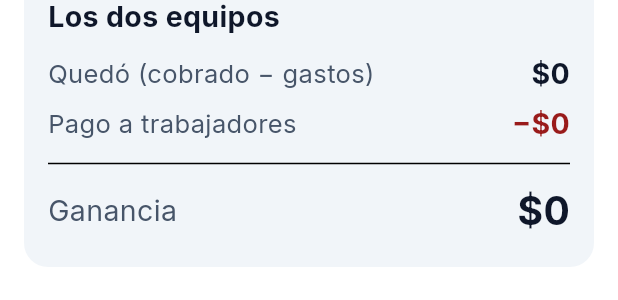
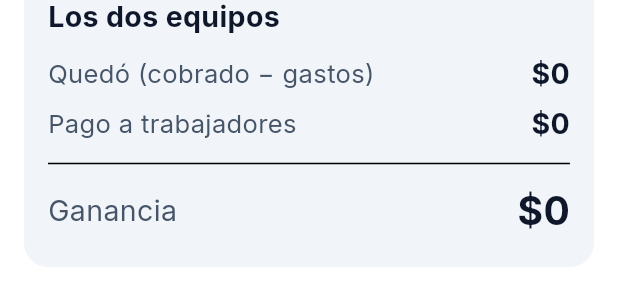
Before and after one commit to HeilamAP/herreria-app-mobile, a Flutter app: the AdminInicioScreen widget shown alone on an empty page, opened directly, scrolled down 205 dp, on a phone screen of 412 x 824 dp. Shown: the part 933-1233 px from the top of the screen. Run offline on Flutter 3.47's test engine with Material 3 defaults, Android fonts, the phone set to English and light mode, and no system bars; our stand-ins replace google_fonts, image_picker, share_plus, shared_preferences; accounts and stored records are empty.

Commit message:
"Pago a trabajadores" muestra $0 sin signo cuando no hay pagos
En Inicio del administrador decía "−$0". Ahora dice "$0" en color
normal; con pagos sigue saliendo "−$X" en rojo. En Reportes ya decía
"$0" pero en rojo: ahora también en color normal.

Co-Authored-By: Claude Opus 5.5 <noreply@anthropic.com>

```diff
--- a/lib/screens/admin_inicio_screen.dart
+++ b/lib/screens/admin_inicio_screen.dart
@@ -82,7 +82,8 @@ class _AdminInicioScreenState extends State<AdminInicioScreen> {
                   Text('Los dos equipos', style: TextStyle(fontSize: 19, fontWeight: FontWeight.w700, color: EC.texto)),
                   const SizedBox(height: 8),
                   _linea('Quedó (cobrado − gastos)', dinero(totalQuedo), color: totalQuedo < 0 ? EC.peligroTexto : null),
-                  _linea('Pago a trabajadores', '−${dinero(nomina)}', color: EC.peligroTexto),
+                  _linea('Pago a trabajadores', nomina > 0 ? '−${dinero(nomina)}' : dinero(0),
+                      color: nomina > 0 ? EC.peligroTexto : null),
                   const Divider(height: 20),
                   _linea('Ganancia', dinero(totalQuedo - nomina),
                       grande: true, color: totalQuedo - nomina < 0 ? EC.peligroTexto : null),
--- a/lib/screens/respaldos_screen.dart
+++ b/lib/screens/respaldos_screen.dart
@@ -90,7 +90,8 @@ class _RespaldosScreenState extends State<RespaldosScreen> {
                   Text('Los dos equipos', style: TextStyle(fontSize: 19, fontWeight: FontWeight.w700, color: EC.texto)),
                   const SizedBox(height: 8),
                   _linea('Quedó (cobrado − gastos)', dinero(quedo)),
-                  _linea('Pago a trabajadores', nomina > 0 ? '−${dinero(nomina)}' : dinero(0), color: EC.peligroTexto),
+                  _linea('Pago a trabajadores', nomina > 0 ? '−${dinero(nomina)}' : dinero(0),
+                      color: nomina > 0 ? EC.peligroTexto : null),
                   const Divider(height: 20),
                   _linea('Ganancia del mes', dinero(quedo - nomina), grande: true),
                 ],
```
